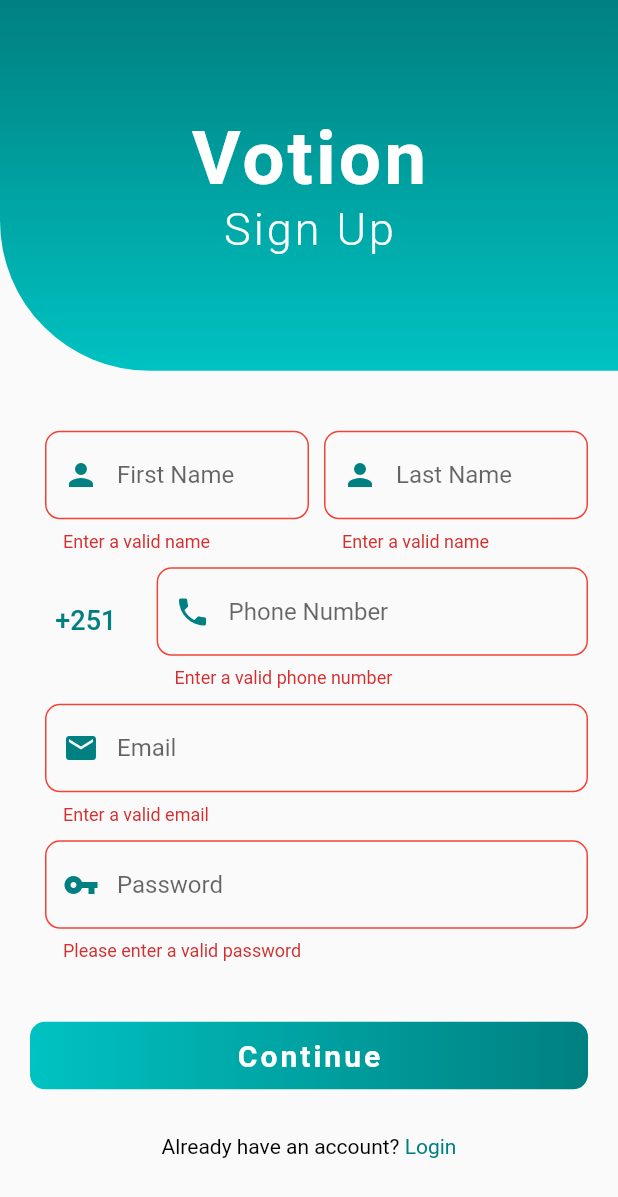
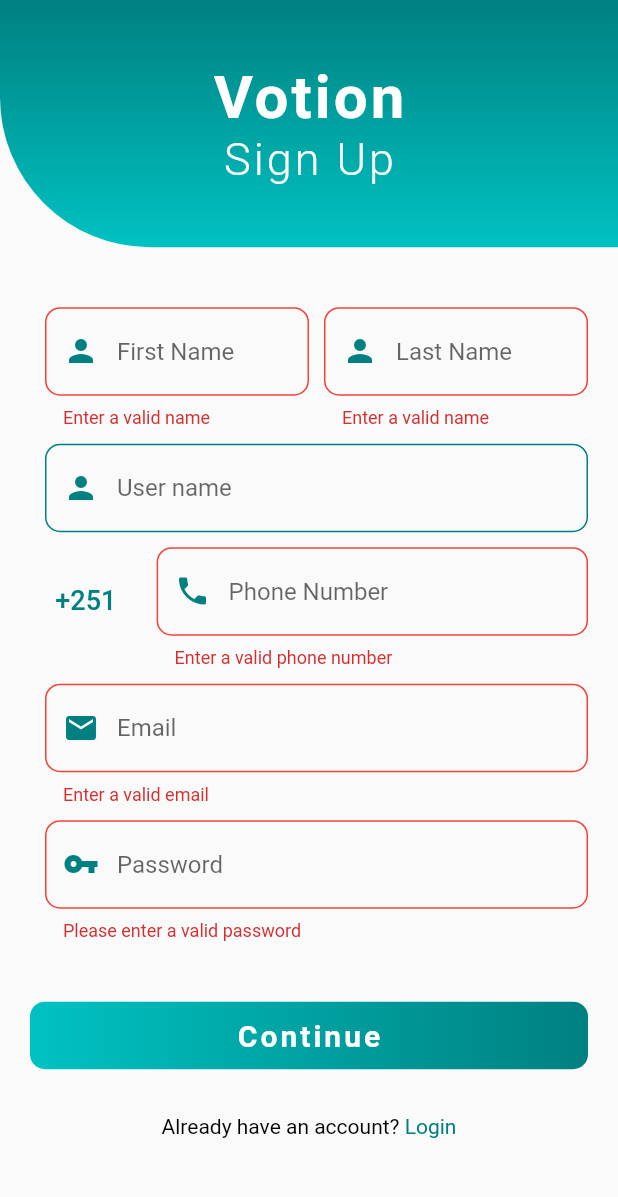
Before and after one commit to AnwarTuha/voting-system-mobile, a Flutter app: the RegistrationPage screen opened by its route, after a tap on "Continue", on a phone screen of 412 x 824 dp. Shown: the top 1197 px of the screen. Run offline on Flutter 3.47's test engine with Material 2 defaults, Android fonts, the phone set to English and light mode, and no system bars; drawn by our look-alikes of country_code_picker; our stand-ins replace dio, fluttertoast.

```diff
--- a/voting_system_mobile/lib/classes/user.dart
+++ b/voting_system_mobile/lib/classes/user.dart
@@ -4,6 +4,7 @@ class User {
   String email;
   String password;
   String phoneNumber;
+  String userName;
 
-  User({this.firstName, this.lastName, this.email, this.password, this.phoneNumber});
+  User({this.firstName, this.lastName, this.email, this.password, this.phoneNumber, this.userName});
 }
--- a/voting_system_mobile/lib/classes/validator.dart
+++ b/voting_system_mobile/lib/classes/validator.dart
@@ -63,4 +63,5 @@ class Validator{
 
     return null;
   }
+
 }
--- a/voting_system_mobile/lib/screens/register_screen.dart
+++ b/voting_system_mobile/lib/screens/register_screen.dart
@@ -1,6 +1,7 @@
-import 'package:country_code_picker/country_code.dart';
 import 'package:country_code_picker/country_code_picker.dart';
 import 'package:flutter/material.dart';
+import 'package:fluttertoast/fluttertoast.dart';
+import 'package:voting_system_mobile/classes/auth_service.dart';
 import 'package:voting_system_mobile/classes/user.dart';
 import 'package:voting_system_mobile/screens/select_organization_screen.dart';
 import 'package:voting_system_mobile/utils/color_util.dart';
@@ -30,6 +31,8 @@ class _RegistrationState extends State<RegistrationPage> {
 
   String _url = "https://localhost:8089/signup";
 
+  String token;
+
   Future save() async {
 
     var response =
@@ -50,11 +53,6 @@ class _RegistrationState extends State<RegistrationPage> {
 
   @override
   Widget build(BuildContext context) {
-    // temporary roles
-    List<String> roles = ['Janitor', 'Secretary', 'President'];
-
-    String dropDownValue = roles.first;
-
     return Scaffold(
         body: SingleChildScrollView(
       child: Container(
@@ -62,7 +60,7 @@ class _RegistrationState extends State<RegistrationPage> {
         child: Column(
           children: <Widget>[
             HeaderContainer(
-              queryHeight: 0.3,
+              queryHeight: 0.2,
               title: 'Sign Up',
             ),
             Container(
@@ -93,6 +91,14 @@ class _RegistrationState extends State<RegistrationPage> {
                           },
                         ))
                       ],
+                    ),
+                    TextInput(
+                      hintText: 'User name',
+                      icon: Icons.person,
+                      textInputType: TextInputType.name,
+                      onSaved: (userName){
+                        user.userName = userName;
+                      },
                     ),
                     Row(
                       children: <Widget>[
@@ -157,10 +163,9 @@ class _RegistrationState extends State<RegistrationPage> {
 
                         _formKey.currentState.save();
 
-                        Navigator.push(
-                            context,
-                            MaterialPageRoute(
-                                builder: (context) => SelectOrganization()));
+                        AuthService().register(user.email, user.password, user.firstName, user.lastName, user.phoneNumber, user.userName).then((value){
+                          print(value);
+                        });
 
                         print(user.firstName);
                         print(user.lastName);
@@ -168,8 +173,6 @@ class _RegistrationState extends State<RegistrationPage> {
                         print(user.password);
                         print(user.phoneNumber);
                         print(_countryCode);
-
-                        print(_formKey.currentState);
                       },
                     )),
                     SizedBox(height: 30.0),
--- a/voting_system_mobile/lib/utils/constants_util.dart
+++ b/voting_system_mobile/lib/utils/constants_util.dart
@@ -1,7 +1,7 @@
-import 'package:flutter/material.dart';
-
 const kRegExpPhoneNumber = r'^[+]*[(]{0,1}[0-9]{1,4}[)]{0,1}[-\s\./0-9]*$';
 
 const kRegExpEmail = r'^(([^<>()[\]\\.,;:\s@\"]+(\.[^<>()[\]\\.,;:\s@\"]+)*)|(\".+\"))@((\[[0-9]{1,3}\.[0-9]{1,3}\.[0-9]{1,3}\.[0-9]{1,3}\])|(([a-zA-Z\-0-9]+\.)+[a-zA-Z]{2,}))$';
 
 const kRegExpPassword = r'^(?=.*?[A-Z])(?=.*?[a-z])(?=.*?[0-9])(?=.*?[!@#\$&*~]).{8,}$';
+
+const String kBaseUrl = 'http://localhost:5000/Voters/';
--- a/voting_system_mobile/lib/widgets/header_container.dart
+++ b/voting_system_mobile/lib/widgets/header_container.dart
@@ -10,8 +10,6 @@ class HeaderContainer extends StatelessWidget {
 
   @override
   Widget build(BuildContext context) {
-
-    final size = MediaQuery.of(context).size;
 
     return Container(
       height: MediaQuery.of(context).size.height * queryHeight,
@@ -31,7 +29,7 @@ class HeaderContainer extends StatelessWidget {
               style: TextStyle(
                   color: Colors.white,
                   letterSpacing: 2.0,
-                  fontSize: 50.0,
+                  fontSize: 40.0,
                   fontWeight: FontWeight.bold),
             ),
           ),
--- a/voting_system_mobile/pubspec.yaml
+++ b/voting_system_mobile/pubspec.yaml
@@ -17,7 +17,8 @@ dependencies:
   http: ^0.13.2
   cupertino_icons: ^1.0.2
   country_code_picker: ^2.0.1
-
+  fluttertoast: ^8.0.6
+  dio: ^4.0.0
 
 dev_dependencies:
   flutter_test:
```
Also changed, not shown: voting_system_mobile/lib/classes/auth_service.dart (added, +60 -0 lines), voting_system_mobile/lib/screens/login_screen.dart (+18 -4 lines), voting_system_mobile/pubspec.lock.
